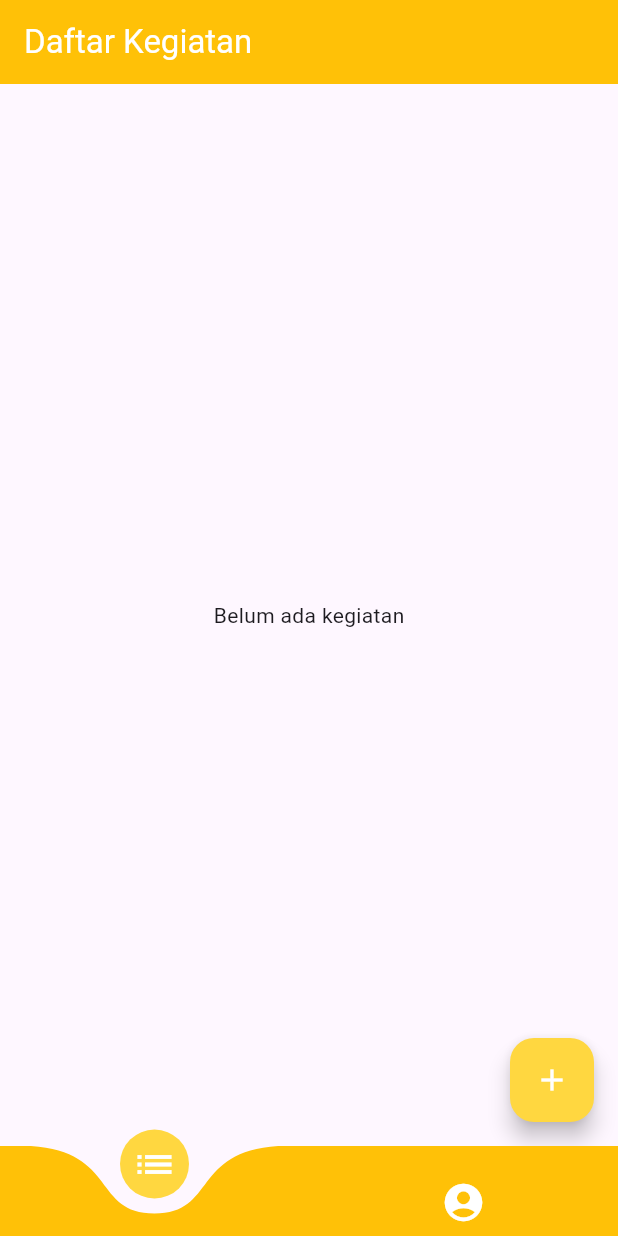
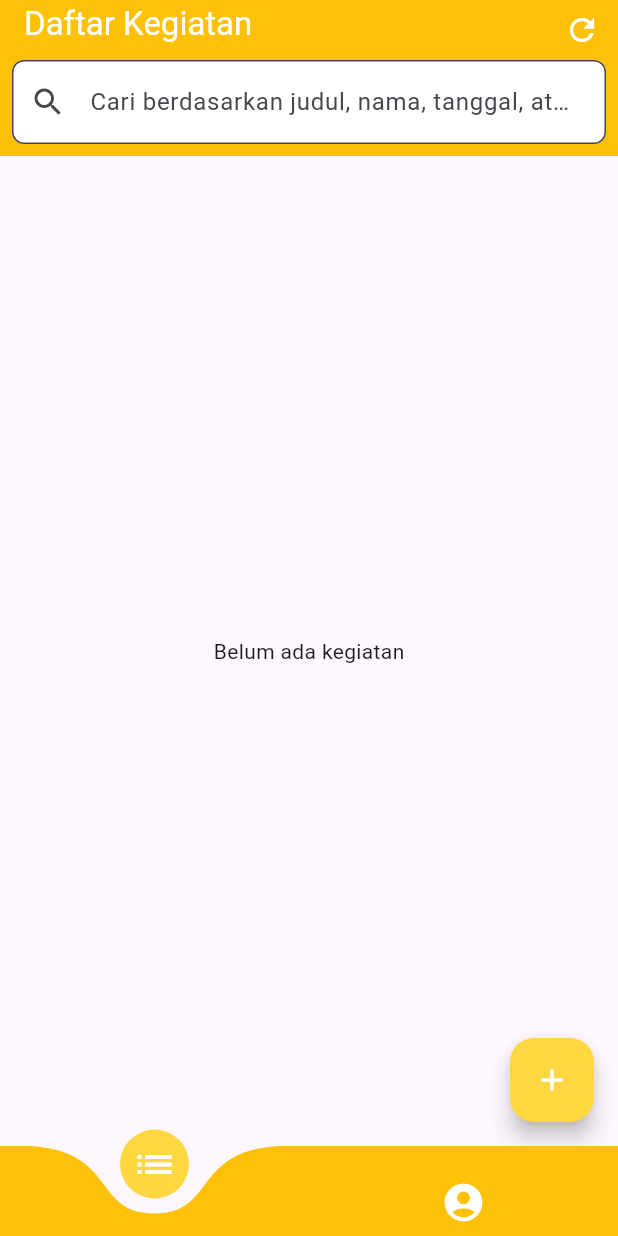
Before and after one commit to LatifSaja02/catatan_kegiatan, a Flutter app: the screen it shows after launch, on a phone screen of 412 x 824 dp. Run offline on Flutter 3.47's test engine with Material 3 defaults, Android fonts, the phone set to English and light mode, and no system bars; drawn by our look-alikes of curved_navigation_bar; our stand-ins replace cloud_firestore, firebase_core, font_awesome_flutter; accounts and stored records are empty.

Commit message:
second commit

```diff
--- a/lib/pages/list_kegiatan_page.dart
+++ b/lib/pages/list_kegiatan_page.dart
@@ -4,10 +4,13 @@ import 'package:intl/intl.dart';
 import '/models/kegiatan.dart';
 import 'form_kegiatan_page.dart';
 
-class ListKegiatanPage extends StatelessWidget {
-  final List<Kegiatan> kegiatanList;
+class ListKegiatanPage extends StatefulWidget {
+  @override
+  _ListKegiatanPageState createState() => _ListKegiatanPageState();
+}
 
-  ListKegiatanPage({required this.kegiatanList});
+class _ListKegiatanPageState extends State<ListKegiatanPage> {
+  String searchQuery = '';
 
   @override
   Widget build(BuildContext context) {
@@ -18,6 +21,39 @@ class ListKegiatanPage extends StatelessWidget {
           style: TextStyle(color: Colors.white),
         ),
         backgroundColor: Colors.amber,
+        actions: [
+          IconButton(
+            icon: Icon(
+              Icons.refresh,
+              color: Colors.white,
+            ),
+            onPressed: () {
+              setState(() {}); // Reload data
+            },
+          ),
+        ],
+        bottom: PreferredSize(
+          preferredSize: Size.fromHeight(48.0),
+          child: Padding(
+            padding: EdgeInsets.all(8.0),
+            child: TextField(
+              decoration: InputDecoration(
+                hintText: 'Cari berdasarkan judul, nama, tanggal, atau hari...',
+                border: OutlineInputBorder(
+                  borderRadius: BorderRadius.circular(8.0),
+                ),
+                filled: true,
+                fillColor: Colors.white,
+                prefixIcon: Icon(Icons.search),
+              ),
+              onChanged: (value) {
+                setState(() {
+                  searchQuery = value.toLowerCase();
+                });
+              },
+            ),
+          ),
+        ),
       ),
       body: StreamBuilder(
         stream: FirebaseFirestore.instance.collection('kegiatan').snapshots(),
@@ -30,6 +66,17 @@ class ListKegiatanPage extends StatelessWidget {
               .map(
                   (doc) => Kegiatan.fromMap(doc.data() as Map<String, dynamic>))
               .toList();
+
+          // Filter kegiatan berdasarkan searchQuery
+          kegiatanList = kegiatanList.where((kegiatan) {
+            String formattedDate = DateFormat('EEEE, d MMMM yyyy')
+                .format(kegiatan.tanggal)
+                .toLowerCase();
+            return kegiatan.judul.toLowerCase().contains(searchQuery) ||
+                kegiatan.nama.toLowerCase().contains(searchQuery) ||
+                formattedDate.contains(searchQuery);
+          }).toList();
+
           return kegiatanList.isEmpty
               ? Center(child: Text('Belum ada kegiatan'))
               : ListView.builder(
--- a/lib/screens/home_screen.dart
+++ b/lib/screens/home_screen.dart
@@ -15,7 +15,7 @@ class _HomeScreenState extends State<HomeScreen> {
 
   _HomeScreenState()
       : _pageOptions = [
-          ListKegiatanPage(kegiatanList: []),
+          ListKegiatanPage(), // Hapus kegiatanList di sini
           AboutPage(),
         ];
 
@@ -30,7 +30,6 @@ class _HomeScreenState extends State<HomeScreen> {
         height: 60,
         index: _pageIndex,
         items: <Widget>[
-          // Icon(Icons.home, color: Colors.white, size: 30),
           Icon(Icons.list, color: Colors.white, size: 30),
           Icon(Icons.account_circle, color: Colors.white, size: 30),
         ],
```
